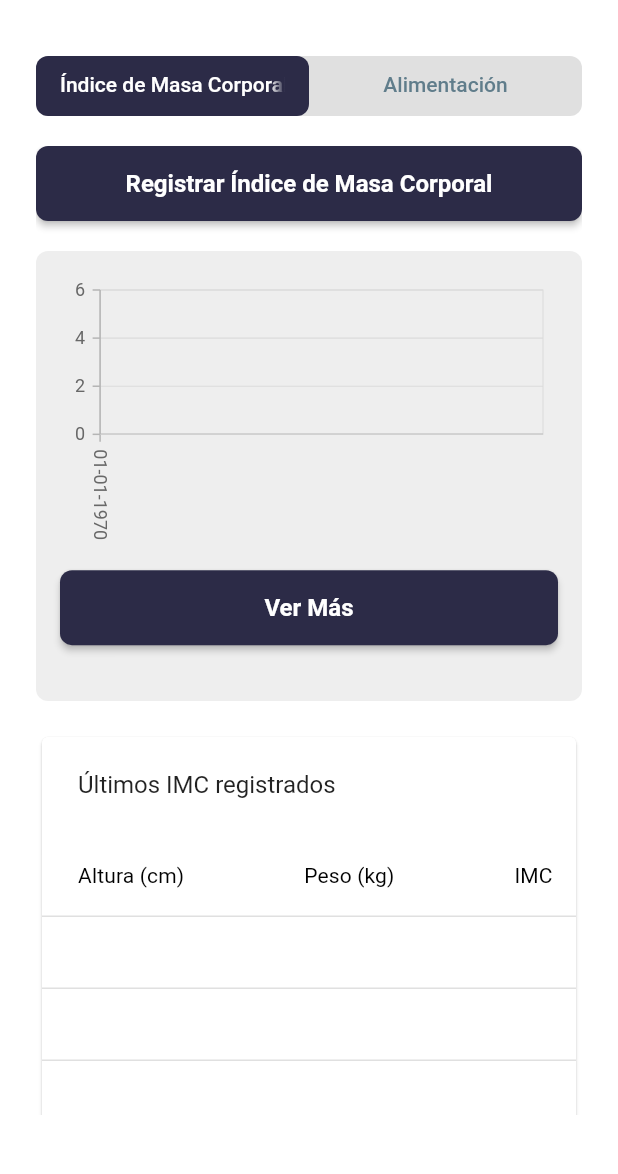
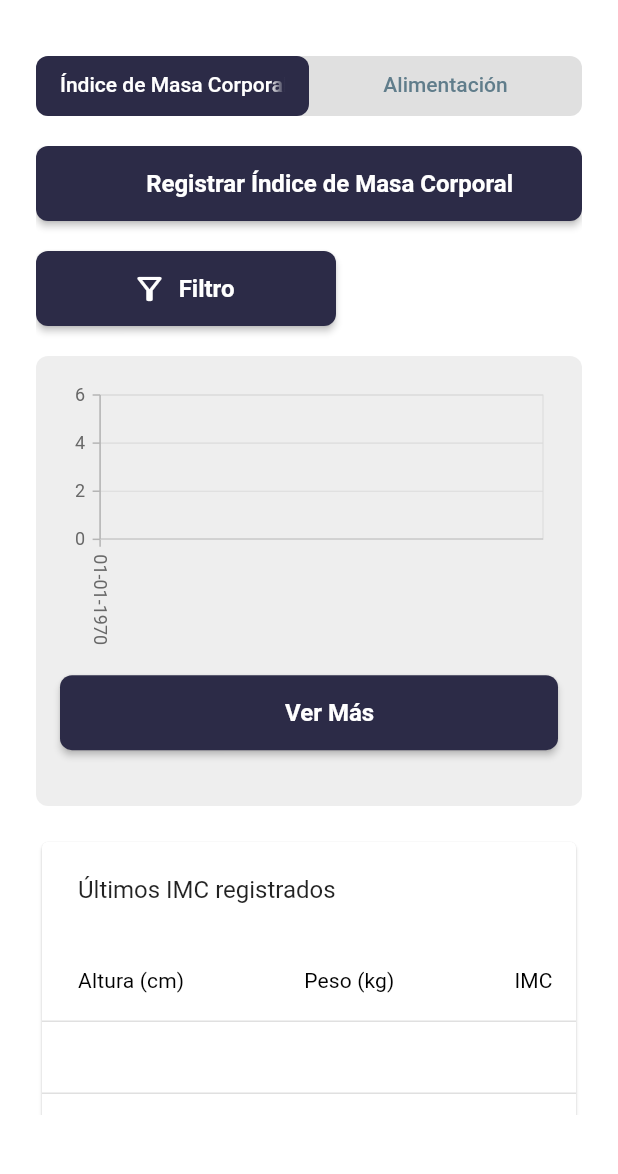
Before and after one commit to Leninner/imc_project_app, a Flutter app: the HomePage screen opened directly, on a phone screen of 412 x 824 dp, the part 55-1229 px from its top. Run offline on Flutter 3.47's test engine with Material 2 defaults, Android fonts, the phone set to English and light mode, and no system bars; our stand-ins replace dartz, dropdown_search, equatable, flutter_bloc, flutter_dotenv, flutter_svg and 4 more; accounts and stored records are empty.

Commit message:
add filters to imc

```diff
--- a/lib/services/imc/bloc/imc_event.dart
+++ b/lib/services/imc/bloc/imc_event.dart
@@ -8,3 +8,16 @@ abstract class ImcEvent extends Equatable {
 }
 
 class GetImcEvent extends ImcEvent {}
+
+class GetImcChartDataByDateFilterEvent extends ImcEvent {
+  final DateTime startDate;
+  final DateTime endDate;
+
+  const GetImcChartDataByDateFilterEvent({
+    required this.startDate,
+    required this.endDate,
+  });
+
+  @override
+  List<Object> get props => [startDate, endDate];
+}
--- a/lib/widgets/button_widget.dart
+++ b/lib/widgets/button_widget.dart
@@ -4,12 +4,14 @@ class ButtonWidget extends StatelessWidget {
   final Function() onPressed;
   final String label;
   final double width;
+  final IconData? icon;
 
   const ButtonWidget({
     super.key,
     required this.onPressed,
     required this.label,
     this.width = double.infinity,
+    this.icon,
   });
 
   @override
@@ -17,7 +19,7 @@ class ButtonWidget extends StatelessWidget {
     return SizedBox(
       width: width,
       height: 50,
-      child: ElevatedButton(
+      child: ElevatedButton.icon(
         style: ElevatedButton.styleFrom(
           backgroundColor: const Color.fromRGBO(44, 43, 71, 1),
           shape: RoundedRectangleBorder(
@@ -29,7 +31,8 @@ class ButtonWidget extends StatelessWidget {
           ),
         ),
         onPressed: onPressed,
-        child: Text(label),
+        label: Text(label),
+        icon: Icon(icon),
       ),
     );
   }
--- a/lib/widgets/dashboard/user_imc_tab_widget.dart
+++ b/lib/widgets/dashboard/user_imc_tab_widget.dart
@@ -8,14 +8,20 @@ import 'package:imc_project_app/widgets/button_widget.dart';
 import 'package:imc_project_app/widgets/default_table.dart';
 import 'package:intl/intl.dart';
 import 'package:syncfusion_flutter_charts/charts.dart';
+import 'package:syncfusion_flutter_datepicker/datepicker.dart';
 
-class UserImcTab extends StatelessWidget {
+class UserImcTab extends StatefulWidget {
   const UserImcTab({
     super.key,
-    required this.mounted,
   });
 
-  final bool mounted;
+  @override
+  State<UserImcTab> createState() => _UserImcTabState();
+}
+
+class _UserImcTabState extends State<UserImcTab> {
+  final _datePickerController = DateRangePickerController();
+  bool _showDateFilter = false;
 
   Future<List<dynamic>> getImcData() async {
     final userId = supabase.auth.currentUser?.id;
@@ -42,6 +48,18 @@ class UserImcTab extends StatelessWidget {
   }
 
   @override
+  void initState() {
+    super.initState();
+
+    _datePickerController.selectedRange = PickerDateRange(
+      DateTime.now().subtract(
+        const Duration(days: 15),
+      ),
+      DateTime.now(),
+    );
+  }
+
+  @override
   Widget build(BuildContext context) {
     return BlocBuilder<ImcBloc, ImcState>(
       builder: (context, state) {
@@ -60,6 +78,23 @@ class UserImcTab extends StatelessWidget {
                     },
                     label: 'Registrar Índice de Masa Corporal',
                   ),
+                  const SizedBox(height: 20),
+                  if (!_showDateFilter)
+                    Row(
+                      children: [
+                        ButtonWidget(
+                          onPressed: () {
+                            setState(() {
+                              _showDateFilter = true;
+                            });
+                          },
+                          width: 200,
+                          label: 'Filtro',
+                          icon: Icons.filter_alt_outlined,
+                        )
+                      ],
+                    ),
+                  if (_showDateFilter) _buildDatePicker(),
                   const SizedBox(height: 20),
                   Container(
                     height: 300,
@@ -216,4 +251,53 @@ class UserImcTab extends StatelessWidget {
       },
     );
   }
+
+  SfDateRangePicker _buildDatePicker() {
+    return SfDateRangePicker(
+      maxDate: DateTime.now(),
+      initialSelectedRange: _datePickerController.selectedRange,
+      selectionMode: DateRangePickerSelectionMode.range,
+      monthFormat: 'MMM',
+      cancelText: 'Cancelar',
+      confirmText: 'Confirmar',
+      showActionButtons: true,
+      onSubmit: (selectedDateRange) {
+        if (selectedDateRange == null) {
+          setState(() {
+            _datePickerController.selectedRange = PickerDateRange(
+              DateTime.now().subtract(
+                const Duration(days: 15),
+              ),
+              DateTime.now(),
+            );
+          });
+
+          return;
+        }
+
+        BlocProvider.of<ImcBloc>(context).add(
+          GetImcChartDataByDateFilterEvent(
+            startDate: (selectedDateRange as PickerDateRange).startDate!,
+            endDate: selectedDateRange.endDate!,
+          ),
+        );
+
+        setState(() {
+          _datePickerController.selectedRange = selectedDateRange;
+        });
+      },
+      onCancel: () => setState(
+        () {
+          _datePickerController.selectedRange = PickerDateRange(
+            DateTime.now().subtract(
+              const Duration(days: 15),
+            ),
+            DateTime.now(),
+          );
+
+          _showDateFilter = false;
+        },
+      ),
+    );
+  }
 }
--- a/lib/widgets/stack_over_widget.dart
+++ b/lib/widgets/stack_over_widget.dart
@@ -63,9 +63,9 @@ class _StackOverWidgetState extends State<StackOverWidget>
         Expanded(
           child: TabBarView(
             controller: tabController,
-            children: [
-              UserImcTab(mounted: mounted),
-              const UserFoodTab(),
+            children: const [
+              UserImcTab(),
+              UserFoodTab(),
             ],
           ),
         ),
--- a/pubspec.yaml
+++ b/pubspec.yaml
@@ -19,6 +19,7 @@ dependencies:
   flutter_bloc: ^8.1.3
   equatable: ^2.0.5
   syncfusion_flutter_charts: ^22.1.38
+  syncfusion_flutter_datepicker: ^22.1.38
 
 
 dev_dependencies:
```
Also changed, not shown: lib/services/imc/bloc/imc_bloc.dart (+23 -0 lines), lib/services/imc/index.dart (+42 -0 lines), pubspec.lock.
